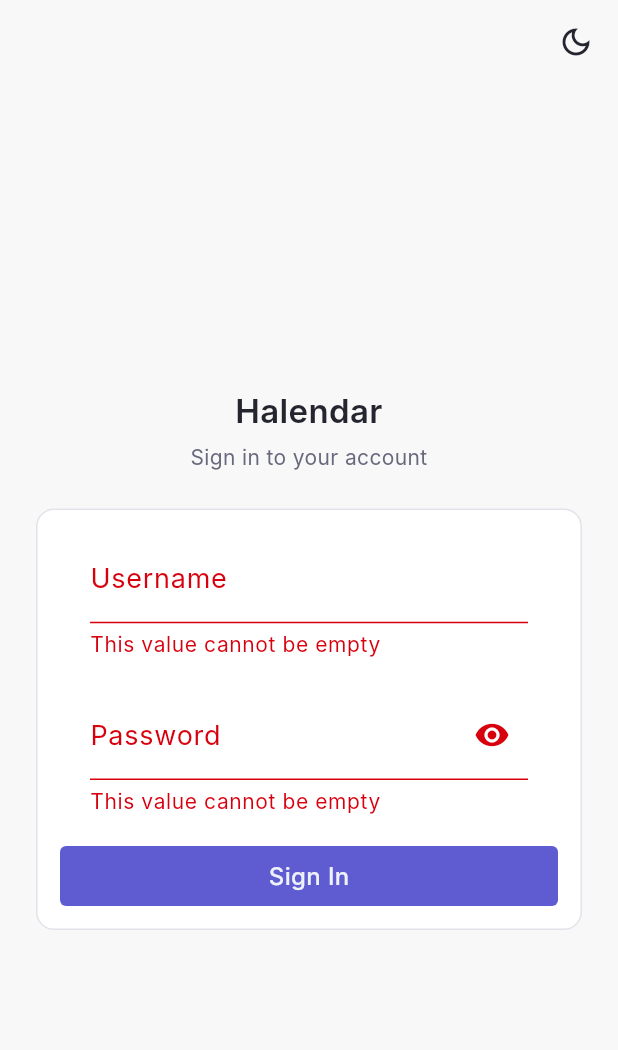
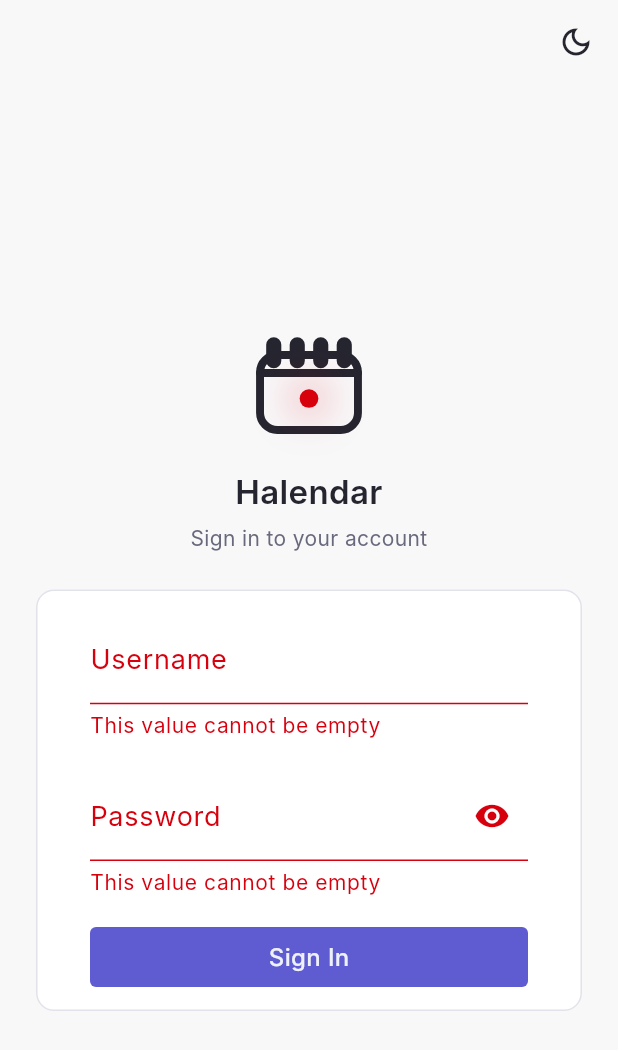
Before and after one commit to dariobaldi/halendar, a Flutter app: the screen it shows after launch, after a tap on "Sign In", on a phone screen of 412 x 824 dp. Shown: the top 1050 px of the screen. Run offline on Flutter 3.47's test engine with Material 3 defaults, Android fonts, the phone set to English and light mode, and no system bars; our stand-ins replace firebase_core, firebase_messaging, hive_flutter; accounts and stored records are empty; Roboto replaces fonts that are missing (Hanken Grotesk).

Commit message:
desktop view and logo

```diff
--- a/frontend/lib/pages/login.dart
+++ b/frontend/lib/pages/login.dart
@@ -4,6 +4,7 @@ import 'package:flutter/material.dart';
 import 'package:flutter/services.dart';
 import 'package:lasuite_ui/lasuite_ui.dart';
 
+import '../widgets/halendar_logo.dart';
 import '../widgets/theme_toggle_button.dart';
 
 class LoginPage extends StatefulWidget {
@@ -118,10 +119,16 @@ class _LoginMenuSPage extends State<LoginPage> {
 
             const SizedBox(height: 20),
             // login button
-            LaButton(
-              label: 'Sign In',
-              fullWidth: true,
-              onPressed: () => signUserIn(context),
+            // Matches MyTextFormField's own horizontal padding (20 each
+            // side) so the button lines up with the actual input boxes
+            // instead of the wider row that contains them.
+            Padding(
+              padding: const EdgeInsets.symmetric(horizontal: 20.0),
+              child: LaButton(
+                label: 'Sign In',
+                fullWidth: true,
+                onPressed: () => signUserIn(context),
+              ),
             ),
           ],
         ),
@@ -148,6 +155,17 @@ class _LoginMenuSPage extends State<LoginPage> {
                 mainAxisSize: MainAxisSize.min,
                 crossAxisAlignment: CrossAxisAlignment.stretch,
                 children: [
+                  Center(
+                    child: HalendarLogo(
+                      strokeColor: colors.contentNeutralPrimary,
+                      // backgroundErrorPrimary (not contentErrorPrimary) --
+                      // the latter is a dark-mode *text-on-error* token and
+                      // resolves to a near-white color, whereas this one is
+                      // the same saturated red in both themes.
+                      dotColor: colors.backgroundErrorPrimary,
+                    ),
+                  ),
+                  const SizedBox(height: LaSpacing.sm),
                   Text(
                     'Halendar',
                     textAlign: TextAlign.center,
--- /dev/null
+++ b/frontend/lib/utils/layout.dart
@@ -0,0 +1,4 @@
+/// Shared max width for page content on desktop, so Proposals, History and
+/// Settings all read as the same column width instead of each screen
+/// capping independently.
+const double kPageContentMaxWidth = 1280;
--- /dev/null
+++ b/frontend/lib/widgets/halendar_logo.dart
@@ -0,0 +1,104 @@
+import 'package:flutter/material.dart';
+
+/// The calendar-and-dot mark. Drawn rather than shipped as an image so a
+/// single widget can re-color itself for light/dark mode (stroke color is
+/// caller-supplied) instead of needing two separate asset files.
+class HalendarLogo extends StatelessWidget {
+  final double size;
+  final Color strokeColor;
+  final Color dotColor;
+
+  const HalendarLogo({
+    super.key,
+    this.size = 96,
+    required this.strokeColor,
+    required this.dotColor,
+  });
+
+  @override
+  Widget build(BuildContext context) {
+    return SizedBox(
+      width: size,
+      height: size,
+      child: CustomPaint(
+        painter: _HalendarLogoPainter(
+          strokeColor: strokeColor,
+          dotColor: dotColor,
+        ),
+      ),
+    );
+  }
+}
+
+class _HalendarLogoPainter extends CustomPainter {
+  final Color strokeColor;
+  final Color dotColor;
+
+  _HalendarLogoPainter({required this.strokeColor, required this.dotColor});
+
+  @override
+  void paint(Canvas canvas, Size size) {
+    final w = size.width;
+    final h = size.height;
+
+    final strokePaint = Paint()
+      ..color = strokeColor
+      ..style = PaintingStyle.stroke
+      ..strokeWidth = w * 0.055
+      ..strokeCap = StrokeCap.round
+      ..strokeJoin = StrokeJoin.round;
+
+    // Card body.
+    final bodyRect = Rect.fromLTWH(w * 0.16, h * 0.32, w * 0.68, h * 0.52);
+    canvas.drawRRect(
+      RRect.fromRectAndRadius(bodyRect, Radius.circular(w * 0.12)),
+      strokePaint,
+    );
+
+    // Header divider, separating the top strip from the body.
+    final dividerY = bodyRect.top + bodyRect.height * 0.24;
+    canvas.drawLine(
+      Offset(bodyRect.left, dividerY),
+      Offset(bodyRect.right, dividerY),
+      strokePaint,
+    );
+
+    // Binder rings hanging over the top edge.
+    const ringCount = 4;
+    final ringWidth = w * 0.05;
+    final ringHeight = h * 0.16;
+    final ringCenterY = bodyRect.top - ringHeight * 0.1;
+    final firstRingX = bodyRect.left + bodyRect.width * 0.14;
+    final lastRingX = bodyRect.right - bodyRect.width * 0.14;
+    final step = (lastRingX - firstRingX) / (ringCount - 1);
+    for (var i = 0; i < ringCount; i++) {
+      final cx = firstRingX + step * i;
+      final ringRect = Rect.fromCenter(
+        center: Offset(cx, ringCenterY),
+        width: ringWidth,
+        height: ringHeight,
+      );
+      canvas.drawRRect(
+        RRect.fromRectAndRadius(ringRect, Radius.circular(ringWidth / 2)),
+        strokePaint,
+      );
+    }
+
+    // Red dot with a soft glow, centered a little below the divider.
+    final dotCenter = bodyRect.center + Offset(0, bodyRect.height * 0.08);
+    final dotRadius = w * 0.065;
+
+    final glowPaint = Paint()
+      ..color = dotColor.withValues(alpha: 0.35)
+      ..maskFilter = const MaskFilter.blur(BlurStyle.normal, 14);
+    canvas.drawCircle(dotCenter, dotRadius * 1.8, glowPaint);
+
+    canvas.drawCircle(dotCenter, dotRadius, Paint()..color = dotColor);
+  }
+
+  @override
+  bool shouldRepaint(covariant _HalendarLogoPainter oldDelegate) {
+    return oldDelegate.strokeColor != strokeColor ||
+        oldDelegate.dotColor != dotColor;
+  }
+}
```
Also changed, not shown: frontend/lib/pages/history_screen.dart (+12 -62 lines), frontend/lib/pages/proposals_list_screen.dart (+12 -70 lines), frontend/lib/pages/settings_screen.dart (+8 -1 lines), frontend/lib/widgets/empty_state.dart (added, +48 -0 lines), frontend/lib/widgets/proposal_card.dart (+14 -5 lines), frontend/lib/widgets/proposals_view.dart (added, +256 -0 lines).
